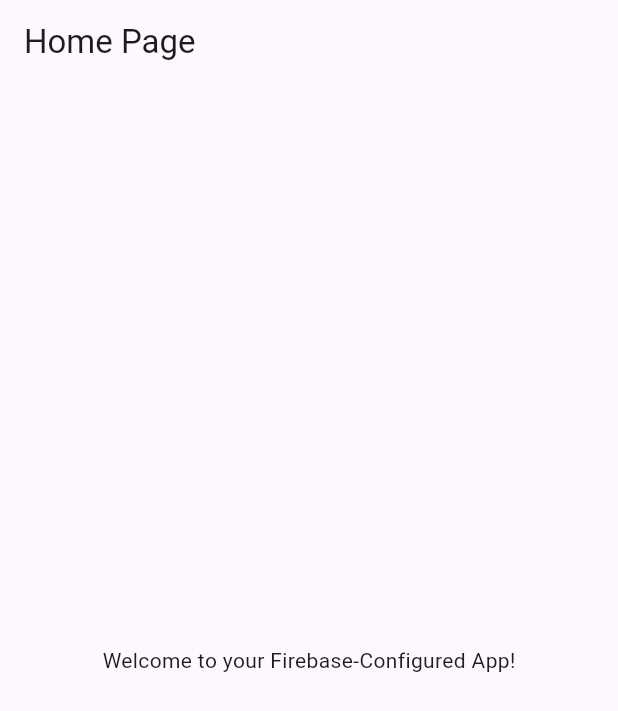
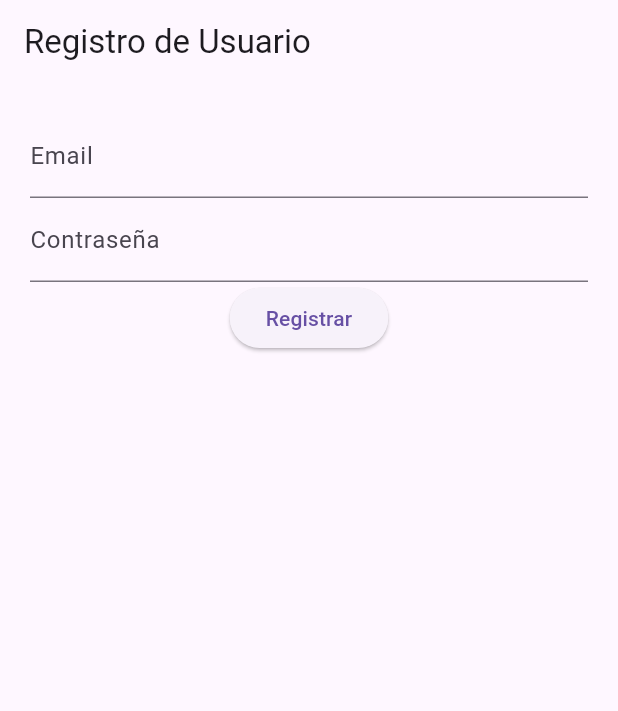
Before and after one commit to MauricioCastillo211106/Geolocalizador_flutter, a Flutter app: the screen it shows after launch, on a phone screen of 412 x 824 dp. Shown: the top 711 px of the screen. Run offline on Flutter 3.47's test engine with Material 3 defaults, Android fonts, the phone set to English and light mode, and no system bars; our stand-ins replace firebase_auth, firebase_core, get; accounts and stored records are empty.

Commit message:
Enhance error handling and add debug logs in user registration

```diff
--- /dev/null
+++ b/lib/controllers/auth_controller.dart
@@ -0,0 +1,27 @@
+import 'package:get/get.dart';
+import 'package:firebase_auth/firebase_auth.dart';
+
+class AuthController extends GetxController {
+  final FirebaseAuth _auth = FirebaseAuth.instance;
+
+  void registerUser(String email, String password) async {
+    try {
+      print("Intentando registrar usuario con email: $email");
+      UserCredential userCredential = await _auth.createUserWithEmailAndPassword(email: email, password: password);
+      print("Usuario registrado exitosamente: ${userCredential.user!.uid}");
+      // Aquí podrías redirigir al usuario a otra página o hacer algún otro procesamiento.
+    } on FirebaseAuthException catch (e) {
+      // Captura errores específicos de Firebase
+      if (e.code == 'weak-password') {
+        print('La contraseña proporcionada es demasiado débil.');
+      } else if (e.code == 'email-already-in-use') {
+        print('El email ya está siendo utilizado por otra cuenta.');
+      } else {
+        print('Error al registrar usuario: ${e.message}');
+      }
+    } catch (e) {
+      // Captura cualquier otro error que podría no ser de FirebaseAuth
+      print('Error al registrar usuario: $e');
+    }
+  }
+}
--- /dev/null
+++ b/lib/domain/entities/user.dart
@@ -0,0 +1,6 @@
+class User {
+  final String email;
+  final String password;
+
+  User({required this.email, required this.password});
+}
--- /dev/null
+++ b/lib/infrastructure/auth/firebase_auth_service.dart
@@ -0,0 +1,9 @@
+import 'package:firebase_auth/firebase_auth.dart';
+
+class FirebaseAuthService {
+  final FirebaseAuth _firebaseAuth = FirebaseAuth.instance;
+
+  Future<void> registerWithEmailAndPassword(String email, String password) async {
+    await _firebaseAuth.createUserWithEmailAndPassword(email: email, password: password);
+  }
+}
--- a/lib/main.dart
+++ b/lib/main.dart
@@ -1,39 +1,24 @@
 import 'package:flutter/material.dart';
 import 'package:firebase_core/firebase_core.dart';
-import 'firebase_options.dart';  // Asegúrate de que este import es correcto y apunta al archivo generado
+import 'package:get/get.dart';
+import 'ui/screens/register_screen.dart';  // Asegúrate de que la ruta sea correcta
 
 void main() async {
-  WidgetsFlutterBinding.ensureInitialized();  // Asegura la inicialización de los widgets de Flutter antes de Firebase
-  await Firebase.initializeApp(
-    options: DefaultFirebaseOptions.currentPlatform,  // Usa las opciones generadas automáticamente
-  );
+  WidgetsFlutterBinding.ensureInitialized();
+  await Firebase.initializeApp();
   runApp(MyApp());
 }
 
 class MyApp extends StatelessWidget {
   @override
   Widget build(BuildContext context) {
-    return MaterialApp(
+    return GetMaterialApp(
       title: 'Flutter Demo',
       theme: ThemeData(
         primarySwatch: Colors.blue,
         visualDensity: VisualDensity.adaptivePlatformDensity,
       ),
-      home: MyHomePage(),
+      home: RegisterScreen(),
     );
   }
 }
-
-class MyHomePage extends StatelessWidget {
-  @override
-  Widget build(BuildContext context) {
-    return Scaffold(
-      appBar: AppBar(
-        title: Text('Home Page'),
-      ),
-      body: Center(
-        child: Text('Welcome to your Firebase-Configured App!'),
-      ),
-    );
-  }
-}
--- /dev/null
+++ b/lib/ui/screens/register_screen.dart
@@ -0,0 +1,43 @@
+import 'package:flutter/material.dart';
+import 'package:get/get.dart';
+import '../../controllers/auth_controller.dart';
+
+class RegisterScreen extends StatelessWidget {
+  final AuthController authController = Get.put(AuthController()); // Crea una instancia de AuthController
+
+  @override
+  Widget build(BuildContext context) {
+    TextEditingController emailController = TextEditingController();
+    TextEditingController passwordController = TextEditingController();
+
+    return Scaffold(
+      appBar: AppBar(
+        title: Text("Registro de Usuario"),
+      ),
+      body: Padding(
+        padding: EdgeInsets.all(20),
+        child: Column(
+          children: [
+            TextField(
+              controller: emailController,
+              decoration: InputDecoration(labelText: "Email"),
+            ),
+            TextField(
+              controller: passwordController,
+              obscureText: true,
+              decoration: InputDecoration(labelText: "Contraseña"),
+            ),
+            ElevatedButton(
+              onPressed: () {
+                String email = emailController.text.trim();
+                String password = passwordController.text.trim();
+                authController.registerUser(email, password);  // Llama al método de registro
+              },
+              child: Text("Registrar"),
+            ),
+          ],
+        ),
+      ),
+    );
+  }
+}
```
Also changed, not shown: lib/domain/use_cases/register_user.dart (added, +12 -0 lines), pubspec.yaml (+4 -3 lines), lib/routes.dart (added), pubspec.lock, 3 other files.
